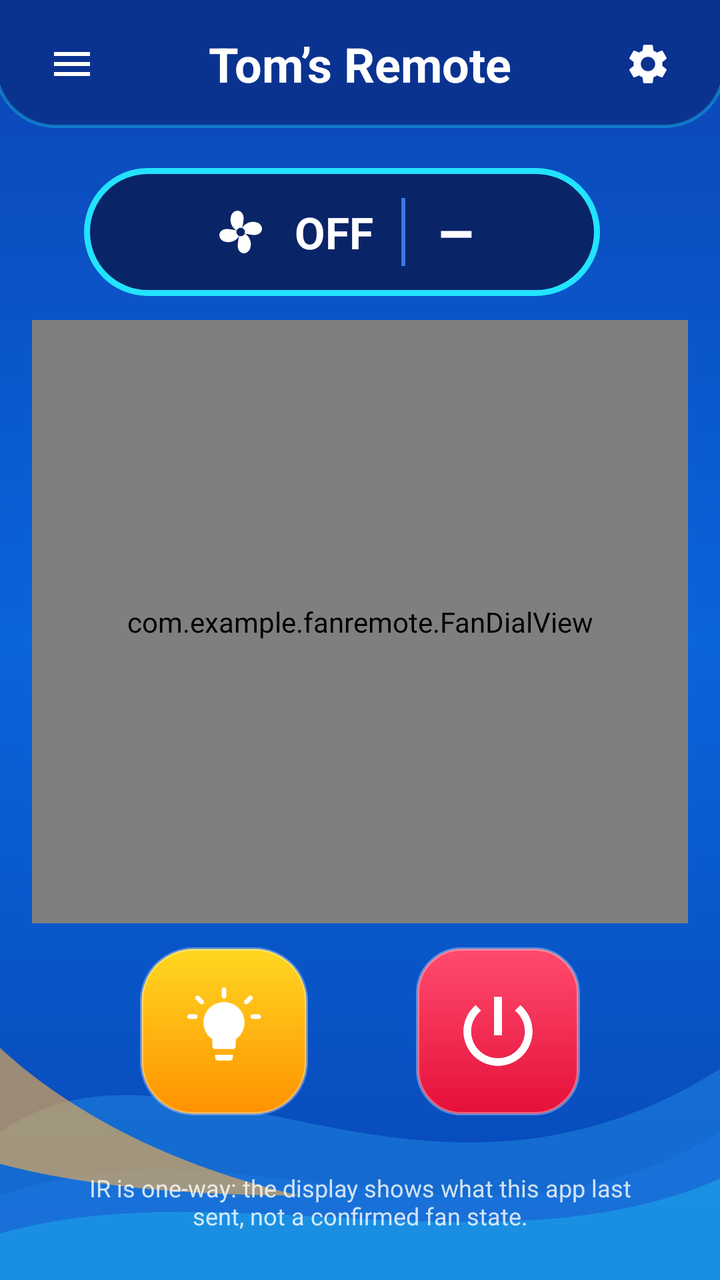
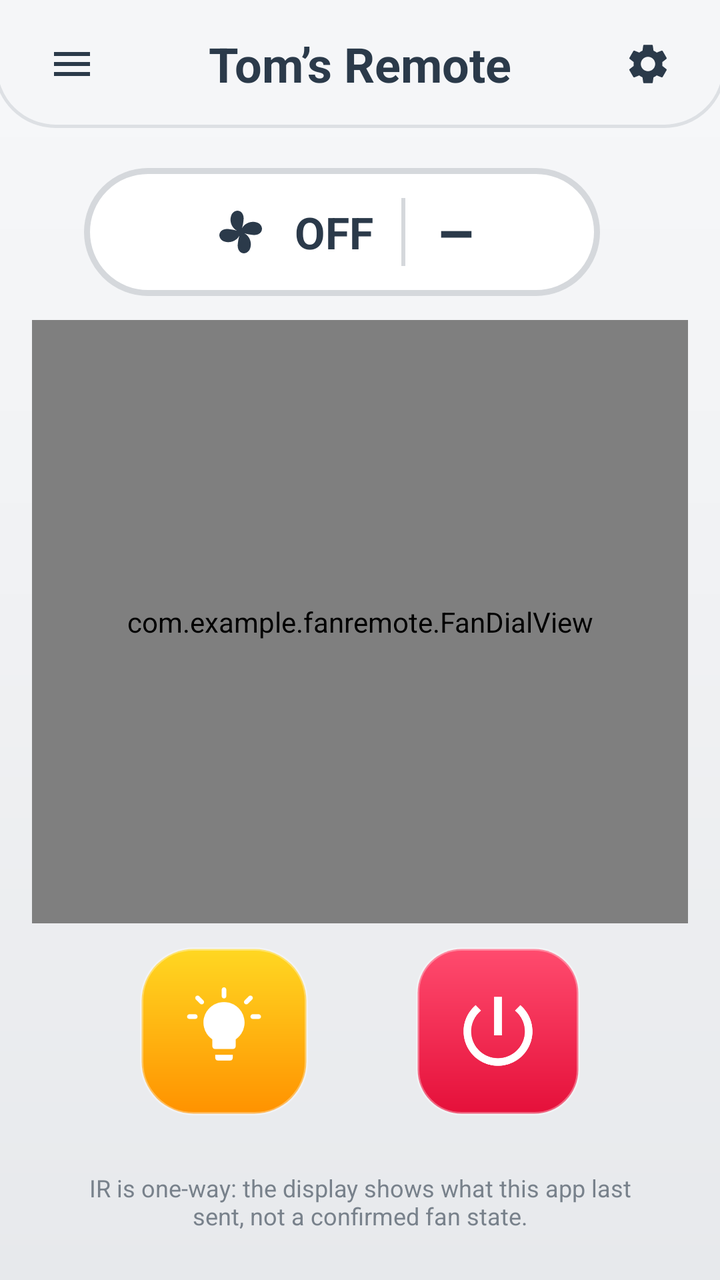

Two renders of the same Android screen: before a commit and after it. Below are the layout's source before the change and the commit's diff.
<!-- AndroidManifest.xml: application theme AppTheme -->
<!-- res/layout/activity_main.xml -->
<?xml version="1.0" encoding="utf-8"?>
<FrameLayout xmlns:android="http://schemas.android.com/apk/res/android"
    android:layout_width="match_parent"
    android:layout_height="match_parent">

    <ImageView
        android:layout_width="match_parent"
        android:layout_height="190dp"
        android:layout_gravity="bottom"
        android:importantForAccessibility="no"
        android:scaleType="fitXY"
        android:src="@drawable/bg_waves" />

    <LinearLayout
        android:layout_width="match_parent"
        android:layout_height="match_parent"
        android:orientation="vertical">

        
        <LinearLayout
            android:layout_width="match_parent"
            android:layout_height="64dp"
            android:background="@drawable/bg_topbar"
            android:gravity="center_vertical"
            android:orientation="horizontal"
            android:paddingStart="12dp"
            android:paddingEnd="12dp">

            <ImageButton
                android:id="@+id/btnMenu"
                android:layout_width="48dp"
                android:layout_height="48dp"
                android:background="?android:attr/selectableItemBackgroundBorderless"
                android:contentDescription="@string/cd_menu"
                android:scaleType="centerInside"
                android:src="@drawable/ic_menu" />

            <TextView
                android:layout_width="0dp"
                android:layout_height="wrap_content"
                android:layout_weight="1"
                android:gravity="center"
                android:singleLine="true"
                android:text="@string/app_name"
                android:textColor="#FFFFFF"
                android:textSize="24sp"
                android:textStyle="bold" />

            <ImageButton
                android:id="@+id/btnSettings"
                android:layout_width="48dp"
                android:layout_height="48dp"
                android:background="?android:attr/selectableItemBackgroundBorderless"
                android:contentDescription="@string/cd_settings"
                android:scaleType="centerInside"
                android:src="@drawable/ic_settings" />
        </LinearLayout>

        
        <LinearLayout
            android:layout_width="match_parent"
            android:layout_height="wrap_content"
            android:layout_marginTop="20dp"
            android:gravity="center_vertical"
            android:orientation="horizontal"
            android:paddingStart="24dp"
            android:paddingEnd="24dp">

            <LinearLayout
                android:layout_width="0dp"
                android:layout_height="64dp"
                android:layout_marginStart="18dp"
                android:layout_marginEnd="36dp"
                android:layout_weight="1"
                android:background="@drawable/bg_pill"
                android:gravity="center"
                android:orientation="horizontal">

                <ImageView
                    android:layout_width="34dp"
                    android:layout_height="34dp"
                    android:contentDescription="@string/cd_fan"
                    android:src="@drawable/ic_fan" />

                <TextView
                    android:id="@+id/statusText"
                    android:layout_width="wrap_content"
                    android:layout_height="wrap_content"
                    android:layout_marginStart="10dp"
                    android:text="@string/off"
                    android:textColor="#FFFFFF"
                    android:textSize="22sp"
                    android:textStyle="bold" />

                <View
                    android:layout_width="2dp"
                    android:layout_height="34dp"
                    android:layout_marginStart="14dp"
                    android:layout_marginEnd="14dp"
                    android:background="#3A78E0" />

                <TextView
                    android:id="@+id/speedText"
                    android:layout_width="wrap_content"
                    android:layout_height="wrap_content"
                    android:minWidth="22dp"
                    android:gravity="center"
                    android:text="–"
                    android:textColor="#FFFFFF"
                    android:textSize="30sp"
                    android:textStyle="bold" />
            </LinearLayout>
        </LinearLayout>

        
        <com.example.fanremote.FanDialView
            android:id="@+id/dial"
            android:layout_width="match_parent"
            android:layout_height="0dp"
            android:layout_marginStart="16dp"
            android:layout_marginTop="12dp"
            android:layout_marginEnd="16dp"
            android:layout_marginBottom="12dp"
            android:layout_weight="1" />

        
        <LinearLayout
            android:layout_width="match_parent"
            android:layout_height="wrap_content"
            android:orientation="horizontal"
            android:paddingStart="16dp"
            android:paddingEnd="16dp">

            <FrameLayout
                android:layout_width="0dp"
                android:layout_height="wrap_content"
                android:layout_weight="1"/>

            <ImageButton
                android:id="@+id/btnLight"
                android:layout_width="84dp"
                android:layout_height="84dp"
                android:layout_gravity="center"
                android:background="@drawable/btn_light"
                android:contentDescription="@string/cd_light"
                android:elevation="6dp"
                android:padding="20dp"
                android:scaleType="fitCenter"
                android:src="@drawable/ic_bulb" />

            <FrameLayout
                android:layout_width="0dp"
                android:layout_height="wrap_content"
                android:layout_weight="1">

            </FrameLayout>

            <ImageButton
                android:id="@+id/btnPower"
                android:layout_width="82dp"
                android:layout_height="match_parent"
                android:background="@drawable/btn_power"
                android:contentDescription="@string/cd_power"
                android:elevation="6dp"
                android:padding="18dp"
                android:scaleType="fitCenter"
                android:src="@drawable/ic_power" />

            <FrameLayout
                android:layout_width="0dp"
                android:layout_height="wrap_content"
                android:layout_weight="1"/>

        </LinearLayout>

        <TextView
            android:id="@+id/hintText"
            android:layout_width="match_parent"
            android:layout_height="wrap_content"
            android:layout_marginTop="28dp"
            android:layout_marginBottom="24dp"
            android:alpha="0.8"
            android:gravity="center"
            android:minLines="2"
            android:paddingStart="32dp"
            android:paddingEnd="32dp"
            android:text="@string/hint_default"
            android:textColor="#FFFFFF"
            android:textSize="12sp" />
    </LinearLayout>
</FrameLayout>
<!-- resources referenced by this layout -->
<resources>
  <!-- drawable bg_pill (drawable) -->
  <?xml version="1.0" encoding="utf-8"?>
  <shape xmlns:android="http://schemas.android.com/apk/res/android" android:shape="rectangle">
      <solid android:color="#0A2468" />
      <stroke android:width="3dp" android:color="#22E3FF" />
      <corners android:radius="40dp" />
  </shape>
  <!-- drawable bg_topbar (drawable) -->
  <?xml version="1.0" encoding="utf-8"?>
  <layer-list xmlns:android="http://schemas.android.com/apk/res/android">
      <item
          android:left="-3dp"
          android:top="-3dp"
          android:right="-3dp">
          <shape android:shape="rectangle">
              <solid android:color="#CC0A2D86" />
              <stroke android:width="1.5dp" android:color="#5522E3FF" />
              <corners
                  android:bottomLeftRadius="30dp"
                  android:bottomRightRadius="30dp" />
          </shape>
      </item>
  </layer-list>
  <!-- drawable bg_waves (drawable) -->
  <?xml version="1.0" encoding="utf-8"?>
  <vector xmlns:android="http://schemas.android.com/apk/res/android"
      android:width="360dp"
      android:height="180dp"
      android:viewportWidth="360"
      android:viewportHeight="180">
      <path
          android:fillColor="#552FA8F5"
          android:pathData="M0,110 C90,50 210,170 360,80 L360,180 L0,180 Z" />
      <path
          android:fillColor="#661E7CE8"
          android:pathData="M0,140 C120,100 240,180 360,110 L360,180 L0,180 Z" />
      <path
          android:fillColor="#99FFB347"
          android:pathData="M0,70 C40,105 95,128 150,140 C90,140 40,135 0,125 Z" />
      <path
          android:fillColor="#4422E3FF"
          android:pathData="M0,158 C110,128 250,178 360,132 L360,180 L0,180 Z" />
  </vector>
  <!-- drawable ic_menu (drawable) -->
  <?xml version="1.0" encoding="utf-8"?>
  <vector xmlns:android="http://schemas.android.com/apk/res/android"
      android:width="24dp"
      android:height="24dp"
      android:viewportWidth="24"
      android:viewportHeight="24">
      <path android:fillColor="#FFFFFF" android:pathData="M3,18h18v-2H3v2zM3,13h18v-2H3v2zM3,6v2h18V6H3z" />
  </vector>
  <!-- drawable ic_power (drawable) -->
  <?xml version="1.0" encoding="utf-8"?>
  <vector xmlns:android="http://schemas.android.com/apk/res/android"
      android:width="24dp"
      android:height="24dp"
      android:viewportWidth="24"
      android:viewportHeight="24">
      <path android:fillColor="#FFFFFF" android:pathData="M13,3h-2v10h2V3zM17.83,5.17l-1.42,1.42C17.99,7.86 19,9.81 19,12c0,3.87 -3.13,7 -7,7s-7,-3.13 -7,-7c0,-2.19 1.01,-4.14 2.58,-5.42L6.17,5.17C4.23,6.82 3,9.26 3,12c0,4.97 4.03,9 9,9s9,-4.03 9,-9c0,-2.74 -1.23,-5.18 -3.17,-6.83z" />
  </vector>
  <string name="app_name">Tom’s Remote</string>
  <string name="cd_fan">Fan</string>
  <string name="cd_light">Light</string>
  <string name="cd_menu">Help</string>
  <string name="cd_power">Power</string>
  <string name="cd_settings">Settings</string>
  <string name="hint_default">IR is one-way: the display shows what this app last sent, not a confirmed fan state.</string>
  <string name="off">OFF</string>
  <style name="AppTheme" parent="android:Theme.Material.NoActionBar">
          <item name="android:windowBackground">@drawable/bg_main</item>
          <item name="android:statusBarColor">#0B3DA8</item>
          <item name="android:navigationBarColor">#0847B5</item>
          <item name="android:textColor">#FFFFFF</item>
      </style>
  <!-- drawable bg_main (drawable) -->
  <?xml version="1.0" encoding="utf-8"?>
  <shape xmlns:android="http://schemas.android.com/apk/res/android" android:shape="rectangle">
      
      <gradient
          android:angle="270"
          android:startColor="#0B45B5"
          android:centerColor="#0A64DC"
          android:endColor="#0847B5" />
  </shape>
  <!-- unchanged entries left out for length: 5 -->
</resources>

<!-- the commit's change to res/layout/activity_main.xml (unified diff, before → after) -->
@@ -2,14 +2,6 @@
 <FrameLayout xmlns:android="http://schemas.android.com/apk/res/android"
     android:layout_width="match_parent"
     android:layout_height="match_parent">
-
-    <ImageView
-        android:layout_width="match_parent"
-        android:layout_height="190dp"
-        android:layout_gravity="bottom"
-        android:importantForAccessibility="no"
-        android:scaleType="fitXY"
-        android:src="@drawable/bg_waves" />
 
     <LinearLayout
         android:layout_width="match_parent"
@@ -33,6 +25,7 @@
                 android:background="?android:attr/selectableItemBackgroundBorderless"
                 android:contentDescription="@string/cd_menu"
                 android:scaleType="centerInside"
+                android:tint="#2B3A4A"
                 android:src="@drawable/ic_menu" />
 
             <TextView
@@ -42,7 +35,7 @@
                 android:gravity="center"
                 android:singleLine="true"
                 android:text="@string/app_name"
-                android:textColor="#FFFFFF"
+                android:textColor="#2B3A4A"
                 android:textSize="24sp"
                 android:textStyle="bold" />
 
@@ -53,6 +46,7 @@
                 android:background="?android:attr/selectableItemBackgroundBorderless"
                 android:contentDescription="@string/cd_settings"
                 android:scaleType="centerInside"
+                android:tint="#2B3A4A"
                 android:src="@drawable/ic_settings" />
         </LinearLayout>
 
@@ -80,7 +74,8 @@
                     android:layout_width="34dp"
                     android:layout_height="34dp"
                     android:contentDescription="@string/cd_fan"
-                    android:src="@drawable/ic_fan" />
+                    android:src="@drawable/ic_fan"
+                    android:tint="#2B3A4A" />
 
                 <TextView
                     android:id="@+id/statusText"
@@ -88,7 +83,7 @@
                     android:layout_height="wrap_content"
                     android:layout_marginStart="10dp"
                     android:text="@string/off"
-                    android:textColor="#FFFFFF"
+                    android:textColor="#2B3A4A"
                     android:textSize="22sp"
                     android:textStyle="bold" />
 
@@ -97,7 +92,7 @@
                     android:layout_height="34dp"
                     android:layout_marginStart="14dp"
                     android:layout_marginEnd="14dp"
-                    android:background="#3A78E0" />
+                    android:background="#D5D8DC" />
 
                 <TextView
                     android:id="@+id/speedText"
@@ -106,7 +101,7 @@
                     android:minWidth="22dp"
                     android:gravity="center"
                     android:text="–"
-                    android:textColor="#FFFFFF"
+                    android:textColor="#2B3A4A"
                     android:textSize="30sp"
                     android:textStyle="bold" />
             </LinearLayout>
@@ -185,7 +180,7 @@
             android:paddingStart="32dp"
             android:paddingEnd="32dp"
             android:text="@string/hint_default"
-            android:textColor="#FFFFFF"
+            android:textColor="#5B6672"
             android:textSize="12sp" />
     </LinearLayout>
 </FrameLayout>
<!-- resource entries referenced after the edit -->
@@ -3,8 +3,8 @@
   <!-- drawable bg_pill (drawable) -->
   <?xml version="1.0" encoding="utf-8"?>
   <shape xmlns:android="http://schemas.android.com/apk/res/android" android:shape="rectangle">
-      <solid android:color="#0A2468" />
-      <stroke android:width="3dp" android:color="#22E3FF" />
+      <solid android:color="#FFFFFF" />
+      <stroke android:width="3dp" android:color="#D5D8DC" />
       <corners android:radius="40dp" />
   </shape>
   <!-- drawable bg_topbar (drawable) -->
@@ -15,34 +15,14 @@
           android:top="-3dp"
           android:right="-3dp">
           <shape android:shape="rectangle">
-              <solid android:color="#CC0A2D86" />
-              <stroke android:width="1.5dp" android:color="#5522E3FF" />
+              <solid android:color="#F5F6F8" />
+              <stroke android:width="1.5dp" android:color="#DDE0E4" />
               <corners
                   android:bottomLeftRadius="30dp"
                   android:bottomRightRadius="30dp" />
           </shape>
       </item>
   </layer-list>
-  <!-- drawable bg_waves (drawable) -->
-  <?xml version="1.0" encoding="utf-8"?>
-  <vector xmlns:android="http://schemas.android.com/apk/res/android"
-      android:width="360dp"
-      android:height="180dp"
-      android:viewportWidth="360"
-      android:viewportHeight="180">
-      <path
-          android:fillColor="#552FA8F5"
-          android:pathData="M0,110 C90,50 210,170 360,80 L360,180 L0,180 Z" />
-      <path
-          android:fillColor="#661E7CE8"
-          android:pathData="M0,140 C120,100 240,180 360,110 L360,180 L0,180 Z" />
-      <path
-          android:fillColor="#99FFB347"
-          android:pathData="M0,70 C40,105 95,128 150,140 C90,140 40,135 0,125 Z" />
-      <path
-          android:fillColor="#4422E3FF"
-          android:pathData="M0,158 C110,128 250,178 360,132 L360,180 L0,180 Z" />
-  </vector>
   <!-- drawable ic_menu (drawable) -->
   <?xml version="1.0" encoding="utf-8"?>
   <vector xmlns:android="http://schemas.android.com/apk/res/android"
@@ -71,9 +51,10 @@
   <string name="off">OFF</string>
   <style name="AppTheme" parent="android:Theme.Material.NoActionBar">
           <item name="android:windowBackground">@drawable/bg_main</item>
-          <item name="android:statusBarColor">#0B3DA8</item>
-          <item name="android:navigationBarColor">#0847B5</item>
-          <item name="android:textColor">#FFFFFF</item>
+          <item name="android:statusBarColor">#F7F8FA</item>
+          <item name="android:navigationBarColor">#E7E9EC</item>
+          <item name="android:textColor">#2B3A4A</item>
+          <item name="android:windowLightStatusBar">true</item>
       </style>
   <!-- drawable bg_main (drawable) -->
   <?xml version="1.0" encoding="utf-8"?>
@@ -81,9 +62,9 @@
       
       <gradient
           android:angle="270"
-          android:startColor="#0B45B5"
-          android:centerColor="#0A64DC"
-          android:endColor="#0847B5" />
+          android:startColor="#F7F8FA"
+          android:centerColor="#F0F1F3"
+          android:endColor="#E7E9EC" />
   </shape>
   <!-- unchanged entries left out for length: 5 -->
 </resources>
